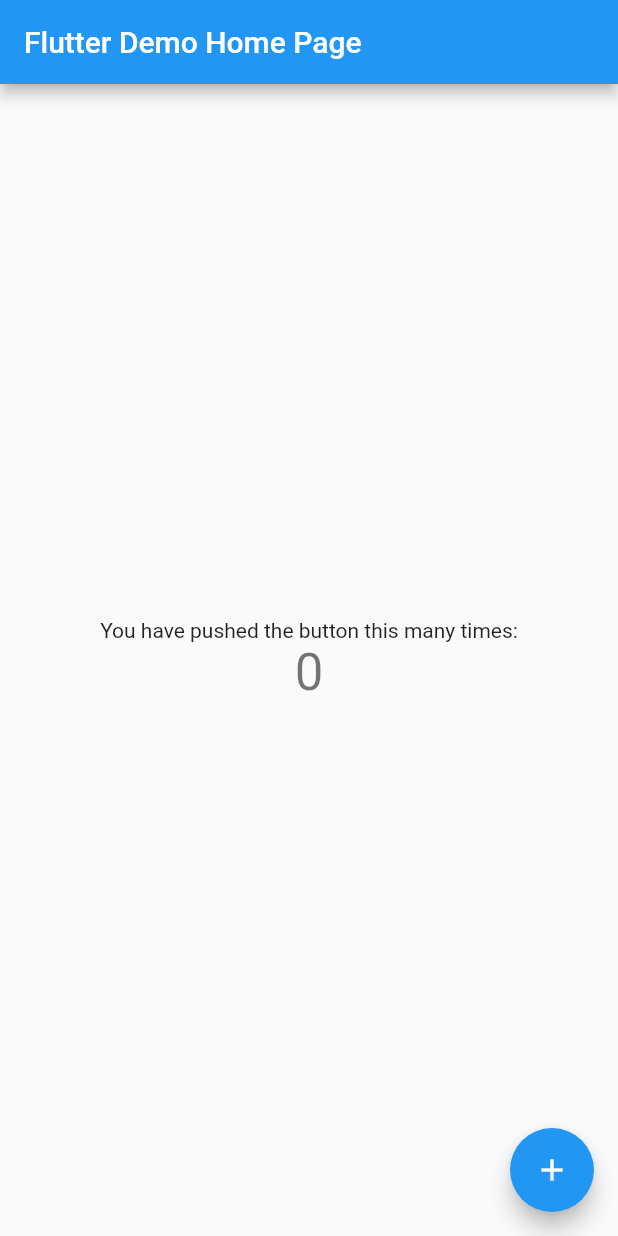
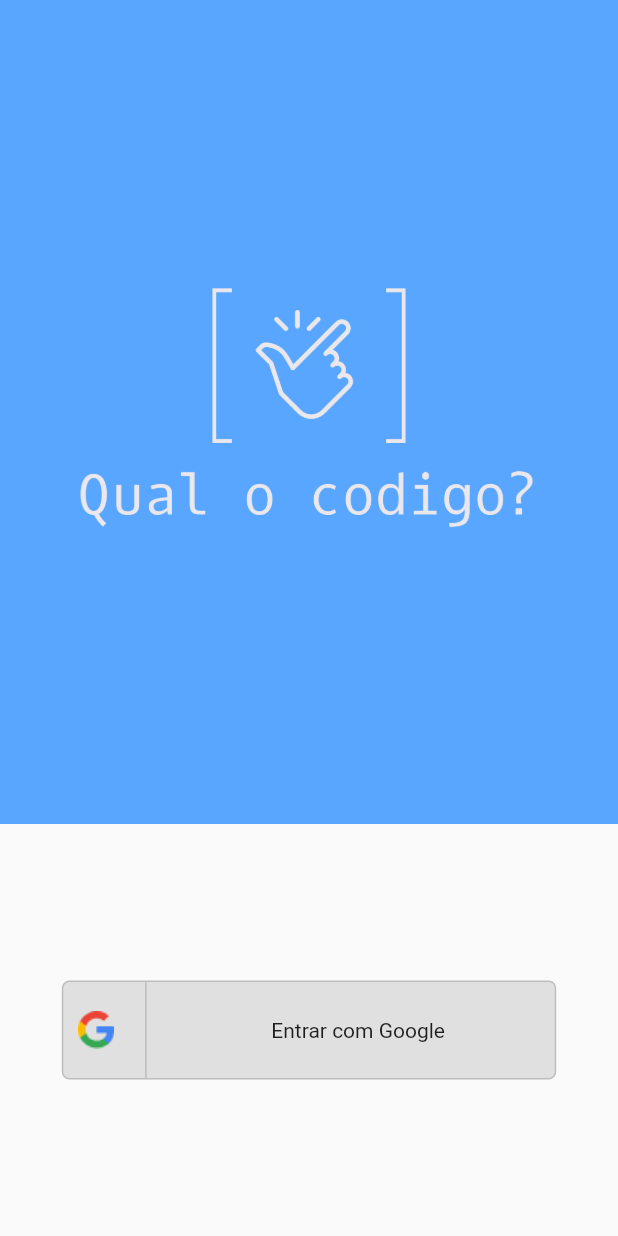
Before and after one commit to alexandreturial/qual_o_codigo, a Flutter app: the screen it shows after launch, on a phone screen of 412 x 824 dp. Run offline on Flutter 3.47's test engine with Material 2 defaults, Android fonts, the phone set to English and light mode, and no system bars; our stand-ins replace firebase_core, google_sign_in, shared_preferences; accounts and stored records are empty.

Commit message:
login com google

```diff
--- a/lib/main.dart
+++ b/lib/main.dart
@@ -1,113 +1,42 @@
+import 'package:firebase_core/firebase_core.dart';
 import 'package:flutter/material.dart';
+import 'package:login_com_google/my_app_widget.dart';
 
 void main() {
-  runApp(MyApp());
+  runApp(AppFirebase());
 }
 
-class MyApp extends StatelessWidget {
+class AppFirebase extends StatefulWidget {
   // This widget is the root of your application.
   @override
-  Widget build(BuildContext context) {
-    return MaterialApp(
-      title: 'Flutter Demo',
-      theme: ThemeData(
-        // This is the theme of your application.
-        //
-        // Try running your application with "flutter run". You'll see the
-        // application has a blue toolbar. Then, without quitting the app, try
-        // changing the primarySwatch below to Colors.green and then invoke
-        // "hot reload" (press "r" in the console where you ran "flutter run",
-        // or simply save your changes to "hot reload" in a Flutter IDE).
-        // Notice that the counter didn't reset back to zero; the application
-        // is not restarted.
-        primarySwatch: Colors.blue,
-      ),
-      home: MyHomePage(title: 'Flutter Demo Home Page'),
-    );
-  }
+  _AppFirebaseState createState() => _AppFirebaseState();
 }
 
-class MyHomePage extends StatefulWidget {
-  MyHomePage({Key? key, required this.title}) : super(key: key);
-
-  // This widget is the home page of your application. It is stateful, meaning
-  // that it has a State object (defined below) that contains fields that affect
-  // how it looks.
-
-  // This class is the configuration for the state. It holds the values (in this
-  // case the title) provided by the parent (in this case the App widget) and
-  // used by the build method of the State. Fields in a Widget subclass are
-  // always marked "final".
-
-  final String title;
-
-  @override
-  _MyHomePageState createState() => _MyHomePageState();
-}
-
-class _MyHomePageState extends State<MyHomePage> {
-  int _counter = 0;
-
-  void _incrementCounter() {
-    setState(() {
-      // This call to setState tells the Flutter framework that something has
-      // changed in this State, which causes it to rerun the build method below
-      // so that the display can reflect the updated values. If we changed
-      // _counter without calling setState(), then the build method would not be
-      // called again, and so nothing would appear to happen.
-      _counter++;
-    });
-  }
+class _AppFirebaseState extends State<AppFirebase> {
+  final Future<FirebaseApp> _initialization = Firebase.initializeApp();
 
   @override
   Widget build(BuildContext context) {
-    // This method is rerun every time setState is called, for instance as done
-    // by the _incrementCounter method above.
-    //
-    // The Flutter framework has been optimized to make rerunning build methods
-    // fast, so that you can just rebuild anything that needs updating rather
-    // than having to individually change instances of widgets.
-    return Scaffold(
-      appBar: AppBar(
-        // Here we take the value from the MyHomePage object that was created by
-        // the App.build method, and use it to set our appbar title.
-        title: Text(widget.title),
-      ),
-      body: Center(
-        // Center is a layout widget. It takes a single child and positions it
-        // in the middle of the parent.
-        child: Column(
-          // Column is also a layout widget. It takes a list of children and
-          // arranges them vertically. By default, it sizes itself to fit its
-          // children horizontally, and tries to be as tall as its parent.
-          //
-          // Invoke "debug painting" (press "p" in the console, choose the
-          // "Toggle Debug Paint" action from the Flutter Inspector in Android
-          // Studio, or the "Toggle Debug Paint" command in Visual Studio Code)
-          // to see the wireframe for each widget.
-          //
-          // Column has various properties to control how it sizes itself and
-          // how it positions its children. Here we use mainAxisAlignment to
-          // center the children vertically; the main axis here is the vertical
-          // axis because Columns are vertical (the cross axis would be
-          // horizontal).
-          mainAxisAlignment: MainAxisAlignment.center,
-          children: <Widget>[
-            Text(
-              'You have pushed the button this many times:',
-            ),
-            Text(
-              '$_counter',
-              style: Theme.of(context).textTheme.headline4,
-            ),
-          ],
-        ),
-      ),
-      floatingActionButton: FloatingActionButton(
-        onPressed: _incrementCounter,
-        tooltip: 'Increment',
-        child: Icon(Icons.add),
-      ), // This trailing comma makes auto-formatting nicer for build methods.
-    );
+    //Verificar se o firebase foi inicializado
+    return FutureBuilder(
+        future: _initialization,
+        builder: (context, snapshot) {
+          if (snapshot.hasError) {
+            return Material(
+                child: Center(
+              child: Text(
+                "Não foi possivel incializar o Firebase",
+                textDirection: TextDirection.ltr,
+              ),
+            ));
+          } else {
+            // conecção completa, mostra a aplicação
+            if (snapshot.connectionState == ConnectionState.done) {
+              return MyAppWidget();
+            }
+            // mostra loading até completar o processo de conecção do firebase
+            return Material(child: Center(child: CircularProgressIndicator()));
+          }
+        });
   }
 }
--- /dev/null
+++ b/lib/modules/home/home_controller.dart
@@ -0,0 +1 @@
+class HomeController{}
--- /dev/null
+++ b/lib/modules/login/login_page.dart
@@ -0,0 +1,43 @@
+import 'package:flutter/material.dart';
+import 'package:login_com_google/modules/login/login_controller.dart';
+import 'package:login_com_google/shared/widgets/social_button/social_button.dart';
+
+class LoginPage extends StatelessWidget {
+  const LoginPage({ Key? key }) : super(key: key);
+
+  @override
+  Widget build(BuildContext context) {
+    final LoginController loginController = LoginController();
+
+    final size = MediaQuery.of(context).size;
+    return Container(
+      child: Scaffold(
+      body: Column(
+        children: [
+          Expanded(
+            flex: 2,
+            child: Container(
+              color: Color(0xff58a6ff),
+              child: Image.asset("assets/images/logo.png",),
+            ),
+          ),
+          Expanded(
+            child: Column(
+              mainAxisAlignment: MainAxisAlignment.center,
+              children: [
+                Container(
+                  height: size.height * 0.08,
+                  width: size.width * 0.8,
+                  child: SocialButton(onTap: (){
+                    loginController.googleSignIn(context);
+                  }),
+                ),
+             ],
+            ),
+          )
+        ],
+      )
+    )
+    );
+  }
+}
--- /dev/null
+++ b/lib/my_app_widget.dart
@@ -0,0 +1,26 @@
+import 'package:flutter/material.dart';
+import 'package:login_com_google/modules/home/home_page.dart';
+import 'package:login_com_google/modules/login/login_page.dart';
+import 'package:login_com_google/modules/splash/splash_page.dart';
+import 'package:login_com_google/shared/models/user_model.dart';
+
+class MyAppWidget extends StatelessWidget {
+  const MyAppWidget({ Key? key }) : super(key: key);
+
+  @override
+  Widget build(BuildContext context) {
+    return MaterialApp(
+      title: 'Flutter Demo',
+      theme: ThemeData(
+        // primaryColor: AppColors.primary,
+        primarySwatch: Colors.orange,
+      ),
+      initialRoute: "/",
+      routes:{
+        "/" : (context) => SplashPage(),
+        "/home" : (context) => HomePage(user: ModalRoute.of(context)!.settings.arguments as UserModel,),
+        "/login"  : (context) => LoginPage(),
+      }
+    );
+  }
+}
--- /dev/null
+++ b/lib/shared/models/user_model.dart
@@ -0,0 +1,22 @@
+import 'dart:convert';
+
+class UserModel{
+  final String name;
+  final String? photoUrl;
+
+  UserModel({required this.name, this.photoUrl});
+
+  Map<String, dynamic> toMap() =>{
+    "name": name,
+    "photoUrl": photoUrl
+  };
+
+  //converte o objeto para json
+  String toJson() => jsonEncode(toMap());
+
+  factory UserModel.fromMap(Map<String, dynamic> map){
+    return UserModel(name: map['name'], photoUrl: map['photoUrl']);
+  }
+
+  factory UserModel.fromJson(String json) => UserModel.fromMap(jsonDecode(json));
+}
--- /dev/null
+++ b/lib/shared/widgets/social_button/social_button.dart
@@ -0,0 +1,58 @@
+import 'package:flutter/material.dart';
+
+class SocialButton extends StatelessWidget {
+  final VoidCallback onTap;
+  const SocialButton({
+    Key? key,
+    required this.onTap,
+  }) : super(key: key);
+
+  @override
+  Widget build(BuildContext context) {
+    final size = MediaQuery.of(context).size;
+    return InkWell(
+      onTap: onTap,
+      child: Container(
+        height: 56,
+        decoration: BoxDecoration(
+          color: Colors.grey.shade300,
+          borderRadius: BorderRadius.circular(5),
+          border: Border.fromBorderSide(
+            BorderSide(
+              color: Colors.grey.shade400,
+            ),
+          ),
+        ),
+        child: Row(
+          children: [
+            Expanded(
+              flex: 1,
+              child: Row(
+                mainAxisAlignment: MainAxisAlignment.center,
+                children: [
+                  Image.asset(
+                    "assets/images/google.png"
+                  ),
+                  SizedBox(
+                    width: size.width * 0.05,
+                  ),
+                  Container(
+                    color: Colors.grey.shade400,
+                    width: 1,
+                  )
+                ],
+              ),
+            ),
+            Expanded(
+              flex: 4,
+              child: Text(
+                'Entrar com Google',
+                textAlign: TextAlign.center,
+              ),
+            )
+          ],
+        ),
+      ),
+    );
+  }
+}
```
Also changed, not shown: lib/modules/home/home_page.dart (added, +53 -0 lines), lib/modules/login/login_controller.dart (added, +28 -0 lines), lib/modules/splash/splash_page.dart (added, +17 -0 lines), lib/shared/auth/auth_controller.dart (added, +50 -0 lines), pubspec.yaml (+6 -2 lines), assets/images/google.png (added), assets/images/logo.png (added), pubspec.lock, 4 other files.
